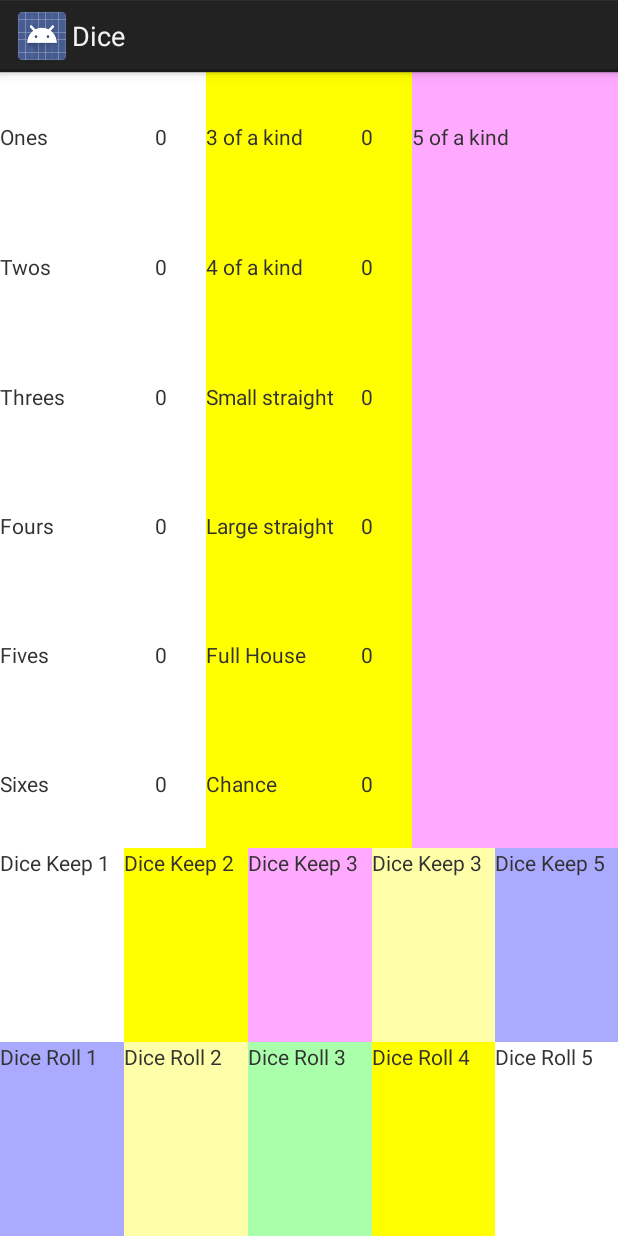
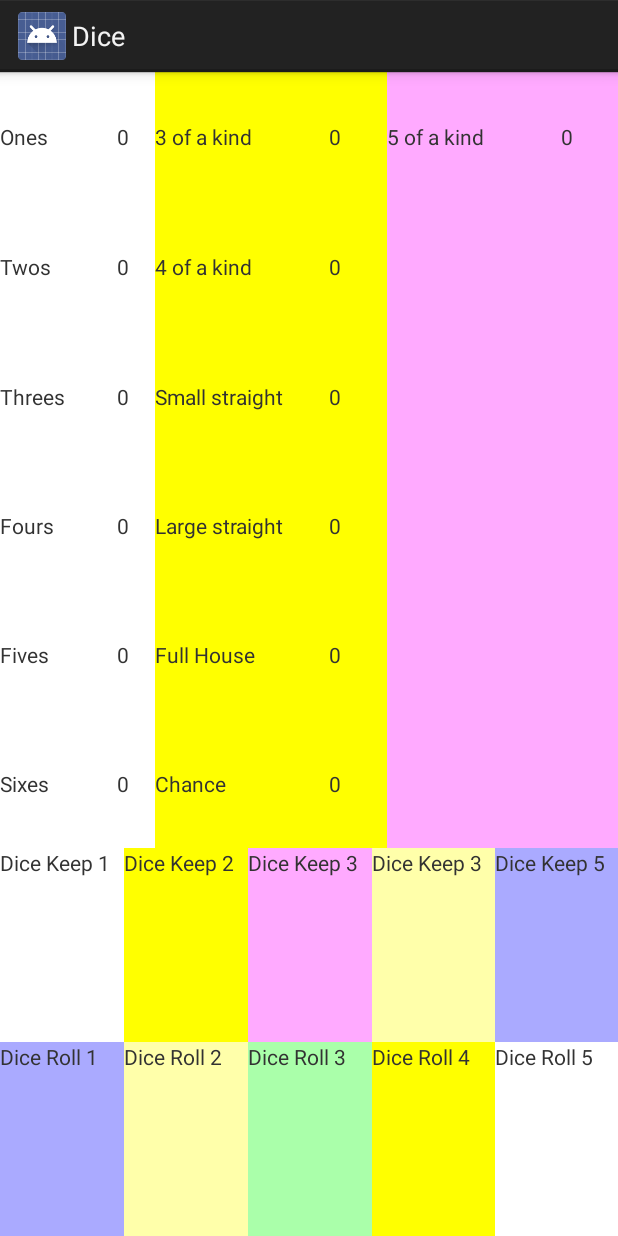
Before and after one commit to robertneville/Dice, an Android app: the screen it shows after launch (MainActivity), after a tap on "Load Game", on a phone screen of 412 x 824 dp. Run offline under Robolectric (Android 15) with nearby library versions, the light colour scheme and no system bars.

Commit message:
Tweaked layout to fragment_game.xml

```diff
--- a/app/src/main/res/layout/fragment_game.xml
+++ b/app/src/main/res/layout/fragment_game.xml
@@ -16,7 +16,7 @@
         <LinearLayout
             android:layout_width="match_parent"
             android:layout_height="match_parent"
-            android:layout_weight="1"
+            android:layout_weight="3"
             android:background="#ffffff"
             android:orientation="vertical">
 
@@ -174,14 +174,14 @@
         <LinearLayout
             android:layout_width="match_parent"
             android:layout_height="match_parent"
-            android:layout_weight="1"
+            android:layout_weight="2.5"
             android:background="#ffff00"
             android:orientation="vertical">
 
             <LinearLayout
                 android:layout_width="match_parent"
                 android:layout_height="match_parent"
-                android:layout_weight="1"
+                android:layout_weight="2"
                 android:orientation="vertical">
 
                 <LinearLayout
@@ -339,7 +339,7 @@
         <LinearLayout
             android:layout_width="match_parent"
             android:layout_height="match_parent"
-            android:layout_weight="1"
+            android:layout_weight="2.5"
             android:background="#ffaaff"
             android:orientation="vertical">
 
@@ -364,7 +364,7 @@
                     android:layout_height="wrap_content"
                     android:layout_weight="3"
                     android:gravity="center_vertical"
-                    android:text="@string/empty" />
+                    android:text="@string/start" />
             </LinearLayout>
 
             <LinearLayout
```
